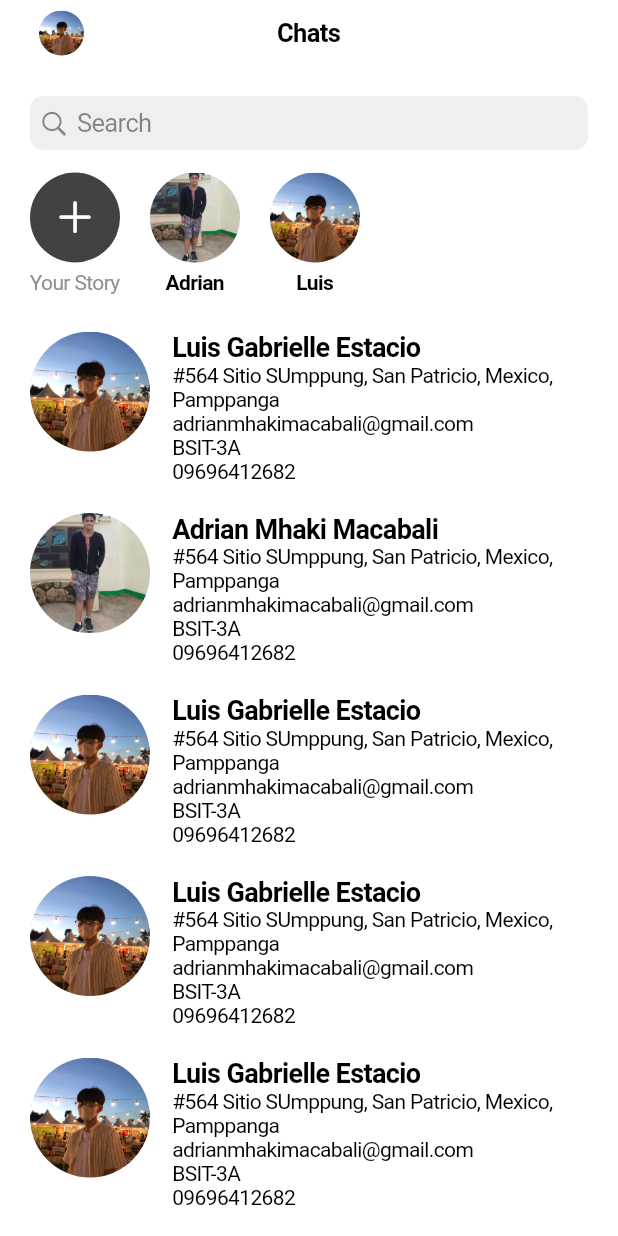
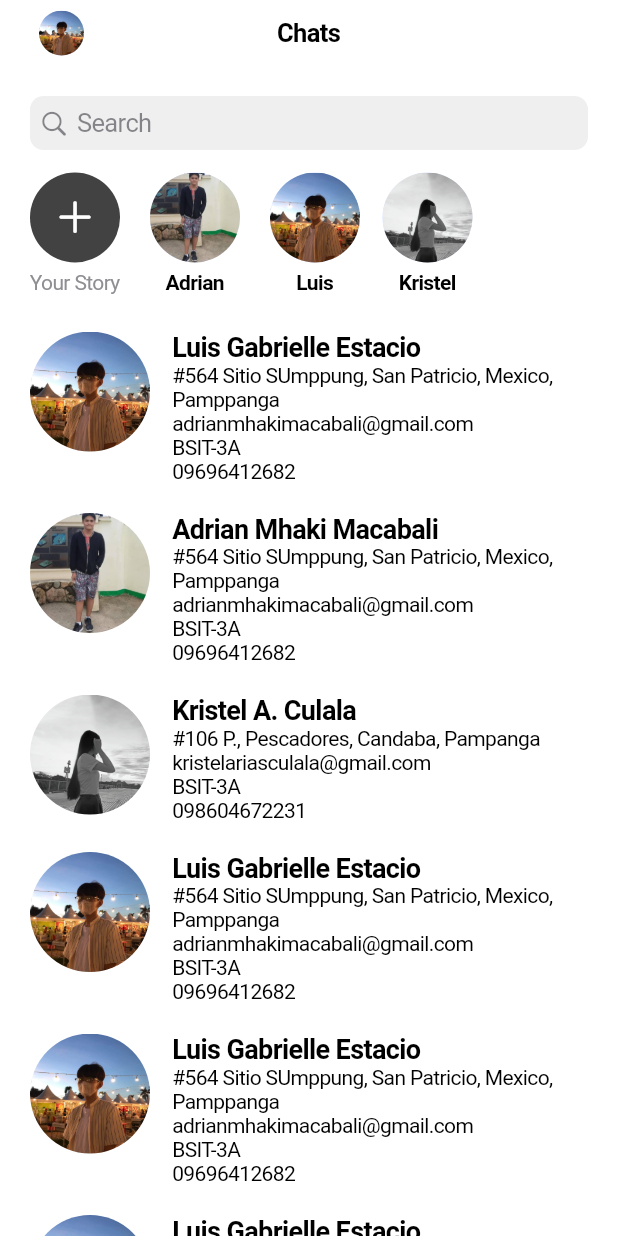
Before and after one commit to megan-esguerra/Resume_App, a Flutter app: the screen it shows after launch, on a phone screen of 412 x 824 dp. Run offline on Flutter 3.47's test engine with Material 3 defaults, Android fonts, the phone set to English and light mode, and no system bars.

Commit message:
kristel info added

```diff
--- a/lib/main.dart
+++ b/lib/main.dart
@@ -34,12 +34,12 @@ class MyAppState extends State<MyApp> {
       'contactNumber': '09696412682'
     },
     {
-      'name': 'Luis Gabrielle Estacio',
-      'avatar': 'assets/images/LuisAvatar.jpg',
-      'address': '#564 Sitio SUmppung, San Patricio, Mexico, Pamppanga',
-      'email': 'adrianmhakimacabali@gmail.com',
+      'name': 'Kristel A. Culala',
+      'avatar': 'assets/images/KristelAvatar.png',
+      'address': '#106 P., Pescadores, Candaba, Pampanga',
+      'email': 'kristelariasculala@gmail.com',
       'gradeSection': 'BSIT-3A',
-      'contactNumber': '09696412682'
+      'contactNumber': '098604672231'
     },
     {
       'name': 'Luis Gabrielle Estacio',
@@ -268,6 +268,21 @@ class MyAppState extends State<MyApp> {
                     ),
 
                     // Added New Avatar Section Here
+                    SizedBox(width: 15),
+                    Column(
+                      children: [
+                        CircleAvatar(
+                          backgroundImage: AssetImage('assets/images/KristelAvatar.png'),
+                          radius: 30,
+                        ),
+                        SizedBox(height: 5),
+                        Text(
+                          "Kristel",
+                          style: TextStyle(fontSize: 14, fontWeight: FontWeight.bold),
+                        ),
+                      ],
+                    ),
+                    // Added New Avatar Section
 
                     // Added New Avatar Section Here
 
```
Also changed, not shown: assets/images/KristelAvatar.png (added).
